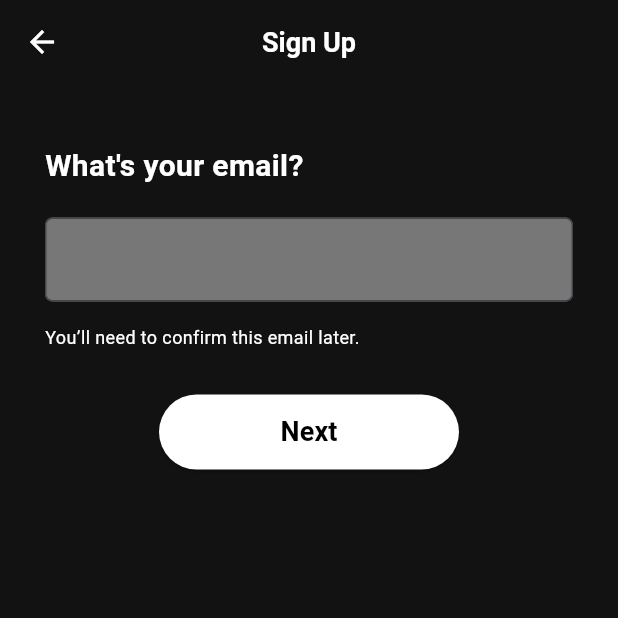
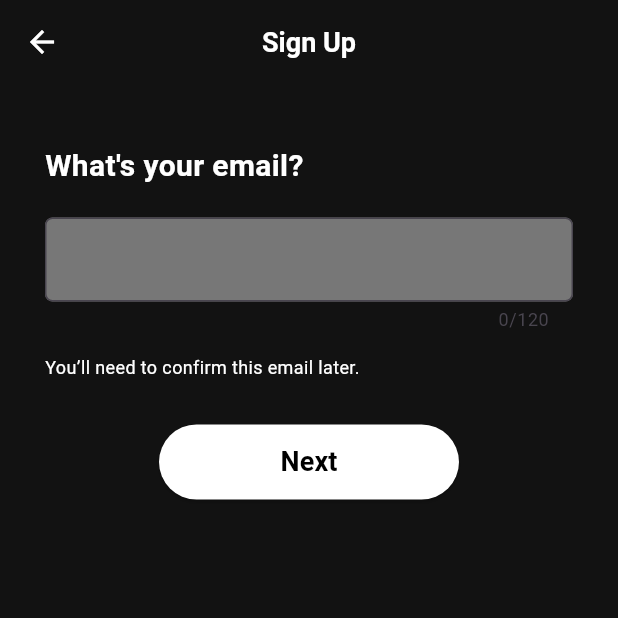
Before and after one commit to cassandraeunice/flutter-activity, a Flutter app: the screen it shows after launch, after a tap on "Sign Up for Free", on a phone screen of 412 x 824 dp, the top half of it. Run offline on Flutter 3.47's test engine with Material 3 defaults, Android fonts, the phone set to English and light mode, and no system bars; our stand-ins replace audioplayers, cloud_firestore, file_picker, firebase_auth, firebase_core, image_picker; accounts and stored records are empty.

Commit message:
logo, start page, character limits, change mobile number reqs

```diff
--- a/lib/pages/create_playlist.dart
+++ b/lib/pages/create_playlist.dart
@@ -154,6 +154,7 @@ class _CreatePlaylistState extends State<CreatePlaylist> {
               TextField(
                 controller: _playlistController,
                 style: TextStyle(color: Colors.white),
+                maxLength: 50,
                 decoration: InputDecoration(
                   labelText: "Playlist Name",
                   labelStyle: TextStyle(color: Colors.white70),
--- a/lib/pages/edit_playlist.dart
+++ b/lib/pages/edit_playlist.dart
@@ -89,6 +89,7 @@ class _EditPlaylistState extends State<EditPlaylist> {
             TextField(
               controller: _playlistController,
               style: TextStyle(color: Colors.white),
+              maxLength: 50,
               decoration: InputDecoration(
                 labelText: "Playlist Name",
                 labelStyle: TextStyle(color: Colors.white70),
--- a/lib/pages/edit_profile.dart
+++ b/lib/pages/edit_profile.dart
@@ -215,6 +215,7 @@ class _EditProfilePageState extends State<EditProfilePage> {
         TextField(
           controller: controller,
           style: TextStyle(color: Colors.white),
+          maxLength: 50,
           decoration: InputDecoration(
             labelText: label,
             labelStyle: TextStyle(color: Colors.white70),
--- a/lib/pages/forgot_password/forgot_password1.dart
+++ b/lib/pages/forgot_password/forgot_password1.dart
@@ -109,6 +109,7 @@ class _ForgotPassword1State extends State<ForgotPasswordPage1> {
             TextField(
               controller: _emailController,
               style: TextStyle(color: Colors.white),
+              maxLength: 120,
               decoration: InputDecoration(
                 filled: true,
                 fillColor: Color(0xFF777777),
--- a/lib/pages/search.dart
+++ b/lib/pages/search.dart
@@ -105,6 +105,7 @@ class _SearchPageState extends State<SearchPage> {
                     Expanded(
                       child: TextField(
                         controller: _searchController,
+                        maxLength: 120,
                         style: TextStyle(color: Colors.black, fontSize: 16),
                         decoration: InputDecoration(
                           hintText: "Artists, songs, or podcasts",
--- a/lib/pages/sign_up/sign_up1.dart
+++ b/lib/pages/sign_up/sign_up1.dart
@@ -116,6 +116,7 @@ class _SignUpPage1State extends State<SignUpPage1> {
             TextField(
               controller: _emailController,
               style: TextStyle(color: Colors.white),
+              maxLength: 120,
               decoration: InputDecoration(
                 labelStyle: TextStyle(color: Colors.white70),
                 filled: true,
--- a/lib/pages/sign_up/sign_up2.dart
+++ b/lib/pages/sign_up/sign_up2.dart
@@ -95,7 +95,7 @@ class _SignUpPage2State extends State<SignUpPage2> {
               "Create a password",
               style: TextStyle(
                 color: Colors.white,
-                fontSize: 20,
+                fontSize: 16,
                 fontWeight: FontWeight.bold,
               ),
             ),
@@ -105,6 +105,7 @@ class _SignUpPage2State extends State<SignUpPage2> {
             TextField(
               controller: _passwordController,
               obscureText: !_isPasswordVisible,
+              maxLength: 64,
               style: TextStyle(color: Colors.white),
               decoration: InputDecoration(
                 filled: true,
@@ -174,6 +175,7 @@ class _SignUpPage2State extends State<SignUpPage2> {
               controller: _confirmPasswordController,
               obscureText: !_isConfirmPasswordVisible,
               style: TextStyle(color: Colors.white),
+              maxLength: 64,
               decoration: InputDecoration(
                 filled: true,
                 fillColor: Color(0xFF777777),
--- a/lib/pages/sign_up/sign_up4.dart
+++ b/lib/pages/sign_up/sign_up4.dart
@@ -108,6 +108,7 @@ class _SignUpPage4State extends State<SignUpPage4> {
                 TextField(
                   controller: _nameController,
                   style: TextStyle(color: Colors.white),
+                  maxLength: 30,
                   decoration: InputDecoration(
                     filled: true,
                     fillColor: Color(0xFF777777),
--- a/lib/pages/start_page.dart
+++ b/lib/pages/start_page.dart
@@ -4,42 +4,39 @@ class StartPage extends StatelessWidget {
   @override
   Widget build(BuildContext context) {
     return Scaffold(
-      body: Column(
+      body: Stack(
         children: [
-          Container(
-            width: double.infinity,
-            height: 500,
-            decoration: BoxDecoration(
-              image: DecorationImage(
-                image: AssetImage('assets/background/start.png'),
+          // Background image
+          Positioned.fill(
+            child: Image.asset(
+              'assets/background/moodystart.png',
               fit: BoxFit.cover,
             ),
           ),
-          ),
-          SizedBox(height: 20),
 
-          // Text Section
-          Text(
-            'Millions of Songs.',
-            style: TextStyle(
-              color: Colors.white,
-              fontSize: 28,
-              fontWeight: FontWeight.bold,
-            ),
-          ),
-          Text(
-            'Free on Moody.',
-            style: TextStyle(
-              color: Colors.white,
-              fontSize: 28,
-            ),
-          ),
-          SizedBox(height: 40),
-
-          Padding(
-            padding: const EdgeInsets.symmetric(horizontal: 30),
+          // Overlay content
+          Positioned.fill(
+            child: Container(
+              padding: EdgeInsets.symmetric(horizontal: 30),
               child: Column(
+                mainAxisAlignment: MainAxisAlignment.end,
                 children: [
+                  // Text(
+                  //   'Millions of Songs.',
+                  //   style: TextStyle(
+                  //     color: Colors.white,
+                  //     fontSize: 28,
+                  //     fontWeight: FontWeight.bold,
+                  //   ),
+                  // ),
+                  // Text(
+                  //   'Free on Moody.',
+                  //   style: TextStyle(
+                  //     color: Colors.white,
+                  //     fontSize: 28,
+                  //   ),
+                  // ),
+                  // SizedBox(height: 40),
                   ElevatedButton(
                     onPressed: () {
                       Navigator.pushNamed(context, '/signup1');
@@ -48,7 +45,7 @@ class StartPage extends StatelessWidget {
                       backgroundColor: Colors.white,
                       minimumSize: Size(double.infinity, 50),
                       shape: RoundedRectangleBorder(
-                      borderRadius: BorderRadius.circular(30),
+                        borderRadius: BorderRadius.circular(20),
                       ),
                     ),
                     child: Text(
@@ -61,7 +58,6 @@ class StartPage extends StatelessWidget {
                     ),
                   ),
                   SizedBox(height: 16),
-
                   ElevatedButton(
                     onPressed: () {
                       Navigator.pushNamed(context, '/login');
@@ -79,12 +75,13 @@ class StartPage extends StatelessWidget {
                       ),
                     ),
                   ),
+                  SizedBox(height: 40),
                 ],
+              ),
             ),
           ),
         ],
       ),
-      backgroundColor: Color(0xFF121212),
     );
   }
 }
--- a/pubspec.yaml
+++ b/pubspec.yaml
@@ -52,6 +52,7 @@ dev_dependencies:
   firebase_storage: ^12.4.5
   image: ^4.1.7
 
+
   # The "flutter_lints" package below contains a set of recommended lints to
   # encourage good coding practices. The lint set provided by the package is
   # activated in the `analysis_options.yaml` file located at the root of your
@@ -99,6 +100,8 @@ flutter:
     - assets/album/oasis.jpg
     - assets/album/realityclub.jpg
     - assets/background/start.png
+    - assets/background/moodystart.png
+
 
   # An image asset can refer to one or more resolution-specific "variants", see
   # https://flutter.dev/to/resolution-aware-images
```
Also changed, not shown: lib/pages/login.dart (+15 -31 lines), lib/pages/sign_up/sign_up3.dart (+7 -3 lines), assets/background/moodystart.png (added), pubspec.lock, 1 other file. Lines whose indentation alone changed are shown as unchanged.
